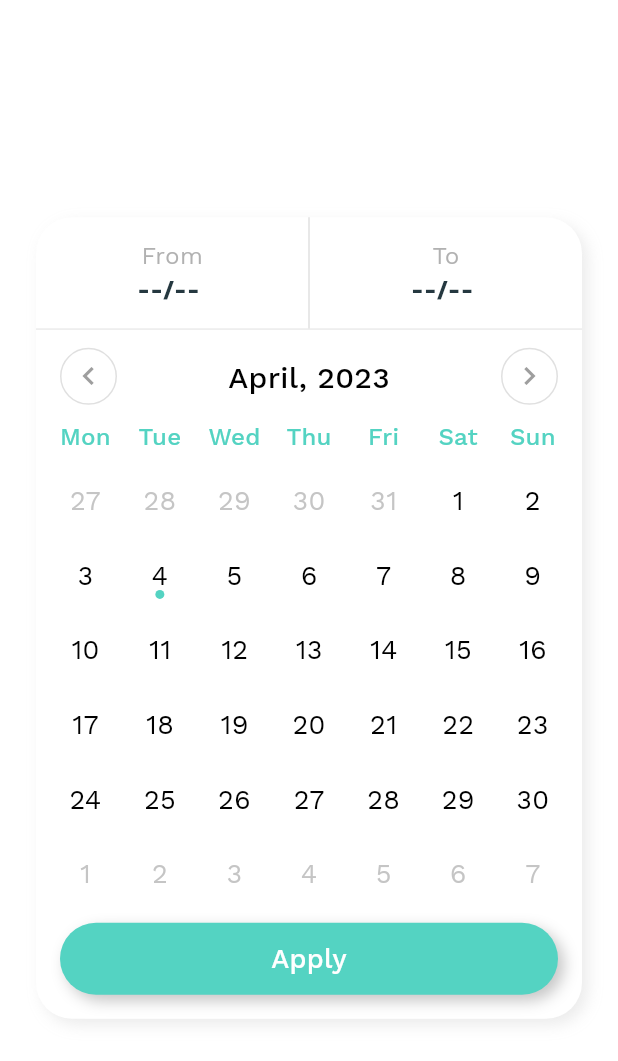
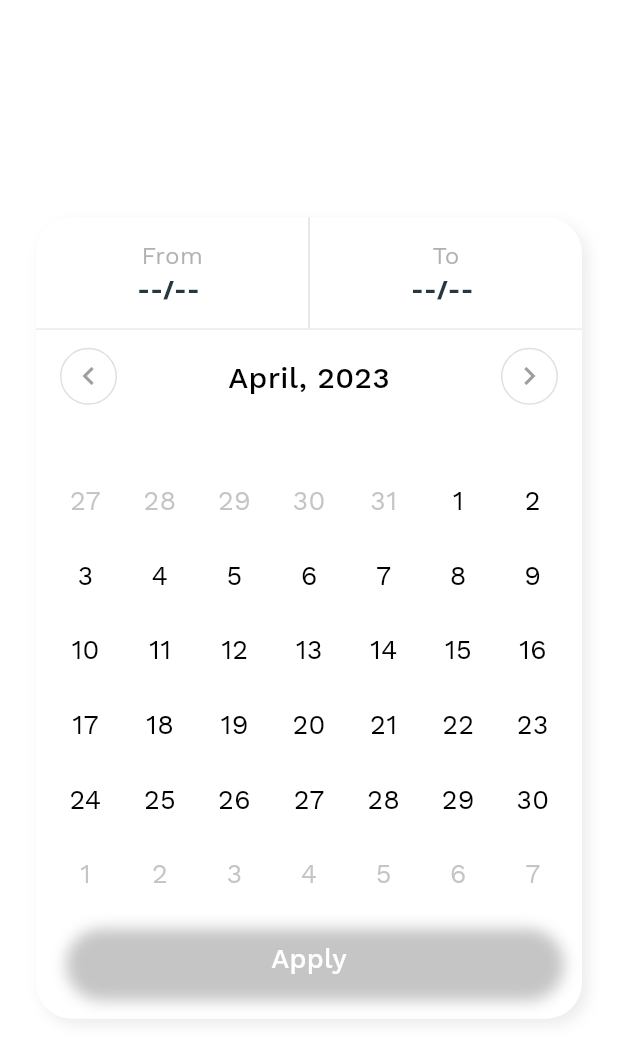
Before and after one commit to abhi-mis/FlutterUI, a Flutter app: the CalendarPopupView screen opened directly, on a phone screen of 412 x 824 dp. Shown: the top 1061 px of the screen. Run offline on Flutter 3.47's test engine with Material 2 defaults, Android fonts, the phone set to English and light mode, and no system bars; our stand-ins replace flutter_rating_bar, font_awesome_flutter.

Commit message:
Changed Colour in Main

```diff
--- a/lib/main.dart
+++ b/lib/main.dart
@@ -44,7 +44,7 @@ class HexColor extends Color {
   static int _getColorFromHex(String hexColor) {
     hexColor = hexColor.toUpperCase().replaceAll('#', '');
     if (hexColor.length == 6) {
-      hexColor = 'FF' + hexColor;
+      hexColor = '00' + hexColor;
     }
     return int.parse(hexColor, radix: 16);
   }
```
